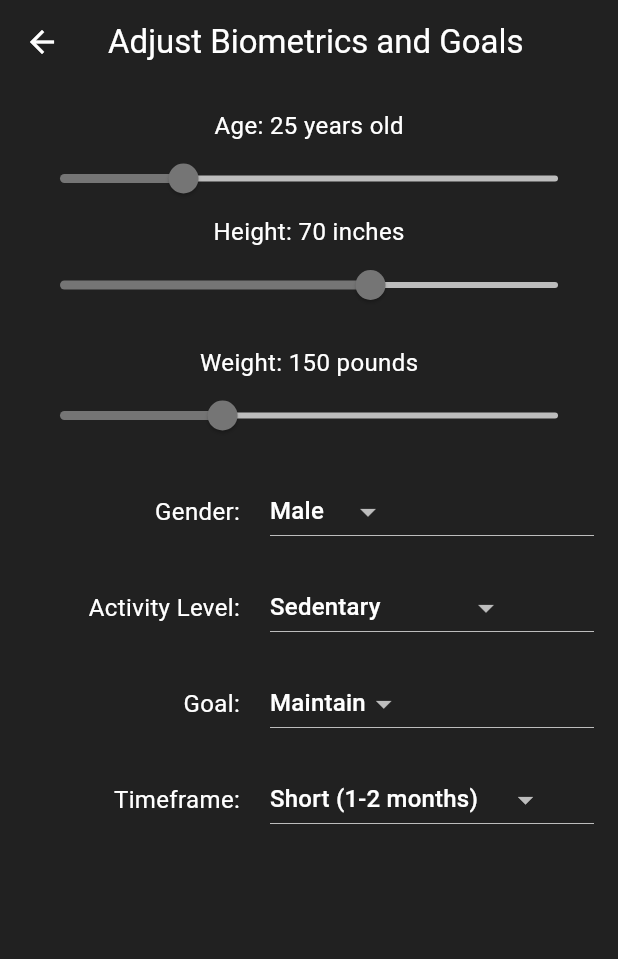
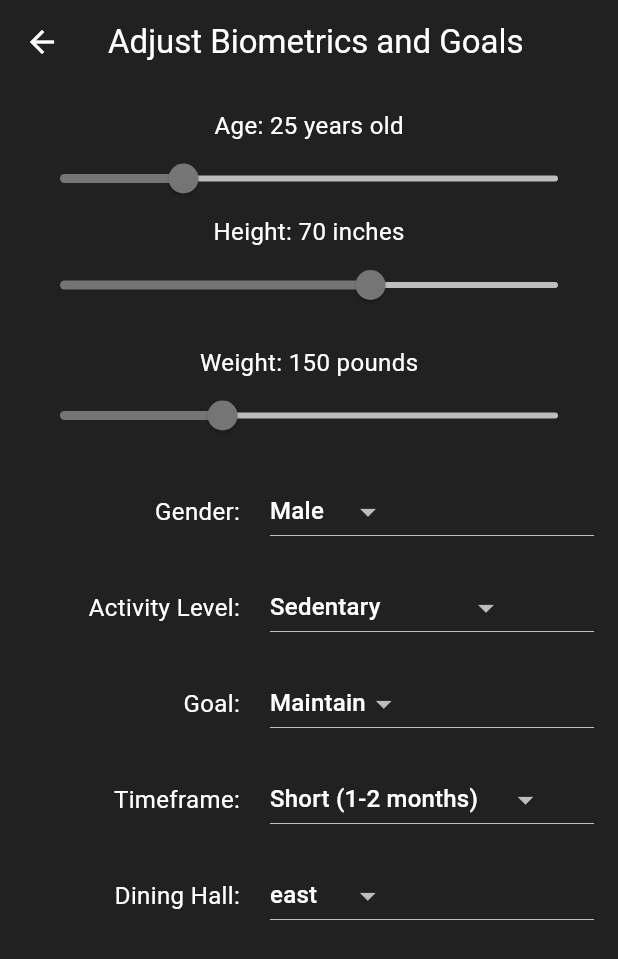
Before and after one commit to dumrich/MacroMate, a Flutter app: the UserInputScreen screen opened by its route, on a phone screen of 412 x 824 dp. Shown: the top 959 px of the screen. Run offline on Flutter 3.47's test engine with Material 3 defaults, Android fonts, the light colour scheme and no system bars.

Commit message:
Implement dining hall functions

```diff
--- a/app/macromate/lib/screens/menu_screen.dart
+++ b/app/macromate/lib/screens/menu_screen.dart
@@ -201,6 +201,38 @@ class UserInputScreen extends StatelessWidget {
                 ),
               ],
             ),
+            const SizedBox(height: 16),
+
+            Row(
+              mainAxisAlignment: MainAxisAlignment.center,
+              children: [
+                const Expanded(
+                  flex: 4,
+                  child: Column(
+                    crossAxisAlignment: CrossAxisAlignment.end,
+                    children: [
+                      Text('Dining Hall:', style: TextStyle(fontSize: 16)),
+                    ],
+                  ),
+                ),
+                const SizedBox(width: 20),
+                Expanded(
+                  flex: 6,
+                  child: DropdownButton<String>(
+                    value: userInputState.selectedMenu,
+                    items: userInputState.menus.map((String menu) {
+                      return DropdownMenuItem<String>(
+                        value: menu,
+                        child: Text(menu),
+                      );
+                    }).toList(),
+                    onChanged: (String? menu) {
+                      userInputState.setMenu(menu!);
+                    },
+                  ),
+                ),
+              ],
+            ),
           ],
         ),
       ),
```
Also changed, not shown: app/macromate/lib/models/user_input_state.dart (+57 -0 lines).
